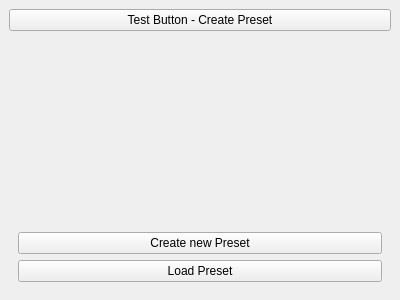
The window that src/View/MainWindow.ui (sergsave/MagicCubiano) describes before a commit, drawn with Qt 5.
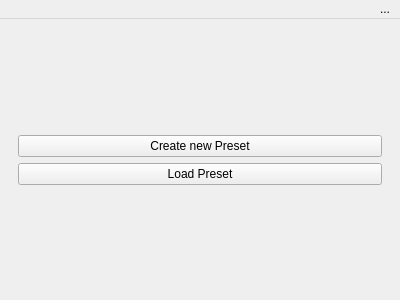
The same window after the commit. Custom widgets are drawn as their Qt base class.

What changed in the file:
```diff
--- a/src/View/MainWindow.ui
+++ b/src/View/MainWindow.ui
@@ -15,13 +15,6 @@
   </property>
   <widget class="QWidget" name="centralwidget">
    <layout class="QVBoxLayout" name="verticalLayout">
-    <item>
-     <widget class="QPushButton" name="testButton">
-      <property name="text">
-       <string>Test Button - Create Preset</string>
-      </property>
-     </widget>
-    </item>
     <item>
      <widget class="QStackedWidget" name="stackedWidget">
       <property name="currentIndex">
@@ -66,6 +59,19 @@
           </property>
          </widget>
         </item>
+        <item>
+         <spacer name="verticalSpacer_2">
+          <property name="orientation">
+           <enum>Qt::Vertical</enum>
+          </property>
+          <property name="sizeHint" stdset="0">
+           <size>
+            <width>20</width>
+            <height>40</height>
+           </size>
+          </property>
+         </spacer>
+        </item>
        </layout>
       </widget>
      </widget>
@@ -81,6 +87,19 @@
      <height>22</height>
     </rect>
    </property>
+   <property name="layoutDirection">
+    <enum>Qt::RightToLeft</enum>
+   </property>
+   <widget class="QMenu" name="menu">
+    <property name="title">
+     <string>...</string>
+    </property>
+    <addaction name="separator"/>
+    <addaction name="newPresetAction"/>
+    <addaction name="loadPresetAction"/>
+    <addaction name="savePresetAction"/>
+   </widget>
+   <addaction name="menu"/>
   </widget>
  </widget>
  <customwidgets>
```
Left out of the diff: 15 changed lines with no effect on the pictures.
